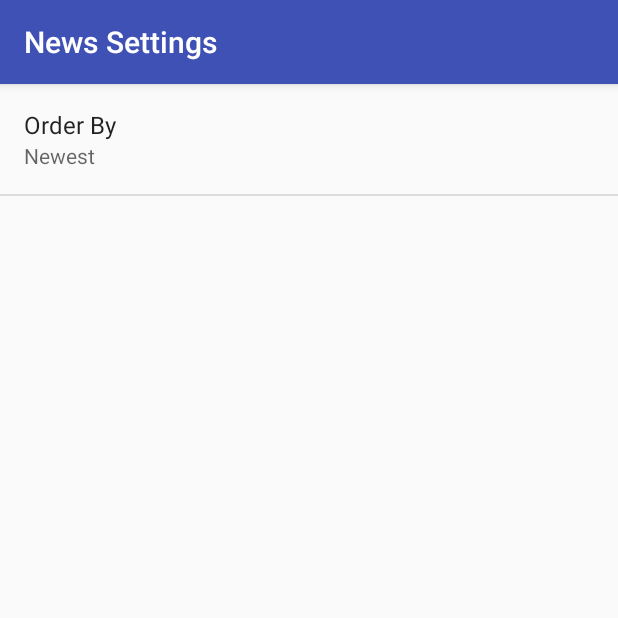
After one commit to Razke/p06-newsapp, an Android app: the SettingsActivity screen opened directly, with no data from a screen before it, on a phone screen of 412 x 824 dp, the top half of it. The commit adds this screen. Run offline under Robolectric (Android 15) with nearby library versions, the phone set to English and light mode, and no system bars.

Commit message:
Add News Settings functionality

```diff
--- /dev/null
+++ b/app/src/main/java/com/example/raz/newsapp/SettingsActivity.java
@@ -0,0 +1,73 @@
+package com.example.raz.newsapp;
+
+import android.app.Activity;
+import android.content.Intent;
+import android.content.SharedPreferences;
+import android.os.Bundle;
+import android.preference.ListPreference;
+import android.preference.Preference;
+import android.preference.PreferenceFragment;
+import android.preference.PreferenceManager;
+import android.support.v7.app.AppCompatActivity;
+import android.view.MenuItem;
+
+
+public class SettingsActivity extends AppCompatActivity {
+
+    @Override
+    protected void onCreate(Bundle savedInstanceState) {
+        super.onCreate(savedInstanceState);
+        setContentView(R.layout.settings_activity);
+    }
+
+    public static class NewsPreferenceFragment extends PreferenceFragment
+            implements Preference.OnPreferenceChangeListener {
+
+        @Override
+        public void onCreate(Bundle savedInstanceState) {
+            super.onCreate(savedInstanceState);
+            addPreferencesFromResource(R.xml.settings_main);
+
+            Preference orderBy = findPreference(getString(R.string.settings_order_by_key));
+            bindPreferenceSummaryToValue(orderBy);
+        }
+
+        @Override
+        public boolean onPreferenceChange(Preference preference, Object value) {
+            String stringValue = value.toString();
+            if (preference instanceof ListPreference) {
+                ListPreference listPreference = (ListPreference) preference;
+                int prefIndex = listPreference.findIndexOfValue(stringValue);
+                if (prefIndex >= 0) {
+                    CharSequence[] labels = listPreference.getEntries();
+                    preference.setSummary(labels[prefIndex]);
+                }
+            } else {
+                preference.setSummary(stringValue);
+            }
+            return true;
+        }
+
+        private void bindPreferenceSummaryToValue(Preference preference) {
+            preference.setOnPreferenceChangeListener(this);
+            SharedPreferences preferences =
+                    PreferenceManager.getDefaultSharedPreferences(preference.getContext());
+            String preferenceString = preferences.getString(preference.getKey(), "");
+            onPreferenceChange(preference, preferenceString);
+        }
+    }
+
+    @Override
+    public boolean onOptionsItemSelected(MenuItem item) {
+
+        if (item.getItemId() == android.R.id.home) {
+            finish();
+            Activity currentActivity = SettingsActivity.this;
+            Intent i = new Intent(currentActivity, NewsActivity.class);
+            currentActivity.startActivity(i);
+            overridePendingTransition(R.anim.anim_fade_in, R.anim.anim_fade_out);
+            return true;
+        }
+        return false;
+    }
+}
--- /dev/null
+++ b/app/src/main/res/anim/anim_fade_in.xml
@@ -0,0 +1,5 @@
+<?xml version="1.0" encoding="utf-8"?>
+<alpha xmlns:android="http://schemas.android.com/apk/res/android"
+    android:interpolator="@android:anim/accelerate_interpolator"
+    android:fromAlpha="0.0" android:toAlpha="1.0"
+    android:duration="500" />
--- /dev/null
+++ b/app/src/main/res/anim/anim_fade_out.xml
@@ -0,0 +1,6 @@
+<?xml version="1.0" encoding="utf-8"?>
+<alpha xmlns:android="http://schemas.android.com/apk/res/android"
+    android:interpolator="@android:anim/accelerate_interpolator"
+    android:fromAlpha="1.0" android:toAlpha="0.0"
+    android:fillAfter="true"
+    android:duration="500" />
--- /dev/null
+++ b/app/src/main/res/values/arrays.xml
@@ -0,0 +1,12 @@
+<?xml version="1.0" encoding="utf-8"?>
+
+<resources>
+    <string-array name="settings_order_by_labels">
+        <item>@string/settings_order_by_newest_label</item>
+        <item>@string/settings_order_by_oldest_label</item>
+    </string-array>
+    <string-array name="settings_order_by_values">
+        <item>@string/settings_order_by_newest_value</item>
+        <item>@string/settings_order_by_oldest_value</item>
+    </string-array>
+</resources>
--- a/app/src/main/res/values/strings.xml
+++ b/app/src/main/res/values/strings.xml
@@ -1,5 +1,17 @@
 <resources>
     <string name="app_name">News App</string>
+
     <string name="no_news">No news found.</string>
     <string name="no_internet_connection">No internet connection.</string>
+
+    <string name="settings_menu_item">Settings</string>
+    <string name="settings_title">News Settings</string>
+    <string name="settings_order_by_label">Order By</string>
+    <string name="settings_order_by_key" translatable="false">order-by</string>
+    <string name="settings_order_by_default" translatable="false">newest</string>
+
+    <string name="settings_order_by_newest_label">Newest</string>
+    <string name="settings_order_by_newest_value" translatable="false">newest</string>
+    <string name="settings_order_by_oldest_label">Oldest</string>
+    <string name="settings_order_by_oldest_value" translatable="false">oldest</string>
 </resources>
--- /dev/null
+++ b/app/src/main/res/xml/settings_main.xml
@@ -0,0 +1,13 @@
+<?xml version="1.0" encoding="utf-8"?>
+
+<PreferenceScreen
+    xmlns:android="http://schemas.android.com/apk/res/android"
+    android:title="@string/settings_title">
+
+    <ListPreference
+        android:defaultValue="@string/settings_order_by_default"
+        android:entries="@array/settings_order_by_labels"
+        android:entryValues="@array/settings_order_by_values"
+        android:key="@string/settings_order_by_key"
+        android:title="@string/settings_order_by_label" />
+</PreferenceScreen>
--- a/build.gradle
+++ b/build.gradle
@@ -7,7 +7,7 @@ buildscript {
         jcenter()
     }
     dependencies {
-        classpath 'com.android.tools.build:gradle:3.1.3'
+        classpath 'com.android.tools.build:gradle:3.1.4'
 
 
         // NOTE: Do not place your application dependencies here; they belong
```
Also changed, not shown: app/src/main/AndroidManifest.xml (+10 -1 lines), app/src/main/java/com/example/raz/newsapp/NewsActivity.java (+38 -3 lines), app/src/main/java/com/example/raz/newsapp/QueryUtils.java (+37 -7 lines), app/src/main/res/layout/settings_activity.xml (added, +9 -0 lines), app/src/main/res/menu/main.xml (added, +12 -0 lines), app/src/main/res/drawable-hdpi/ic_filter.png (added), app/src/main/res/drawable-mdpi/ic_filter.png (added), app/src/main/res/drawable-xhdpi/ic_filter.png (added), app/src/main/res/drawable-xxhdpi/ic_filter.png (added), app/src/main/res/drawable-xxxhdpi/ic_filter.png (added), 1 other file.
